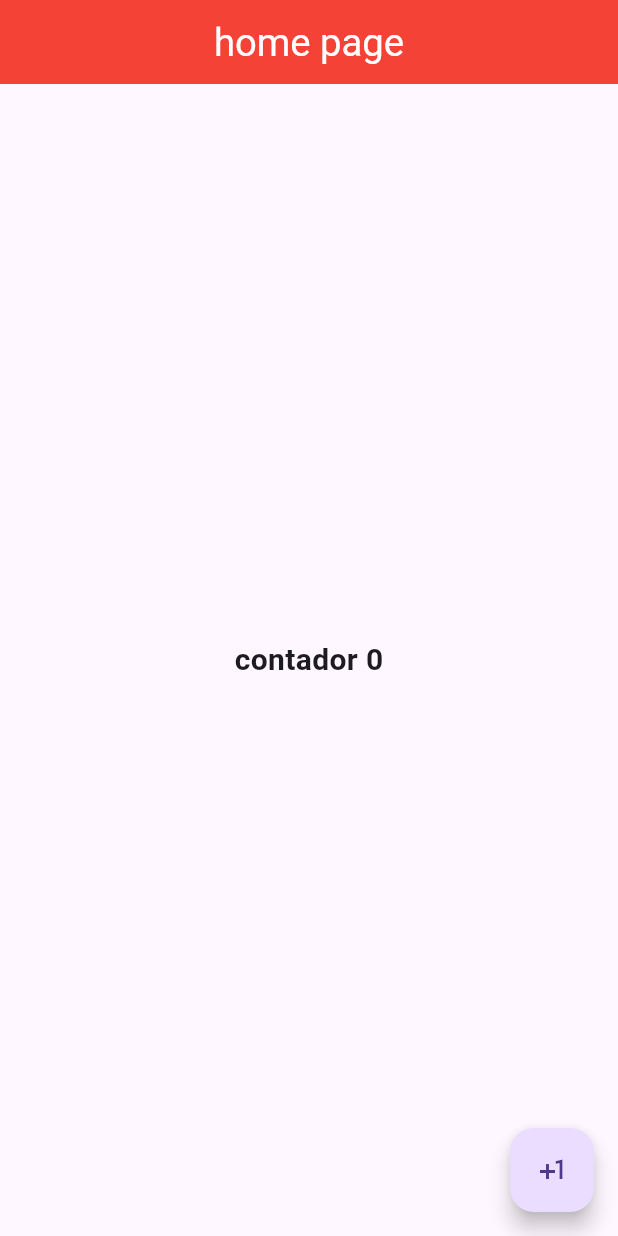
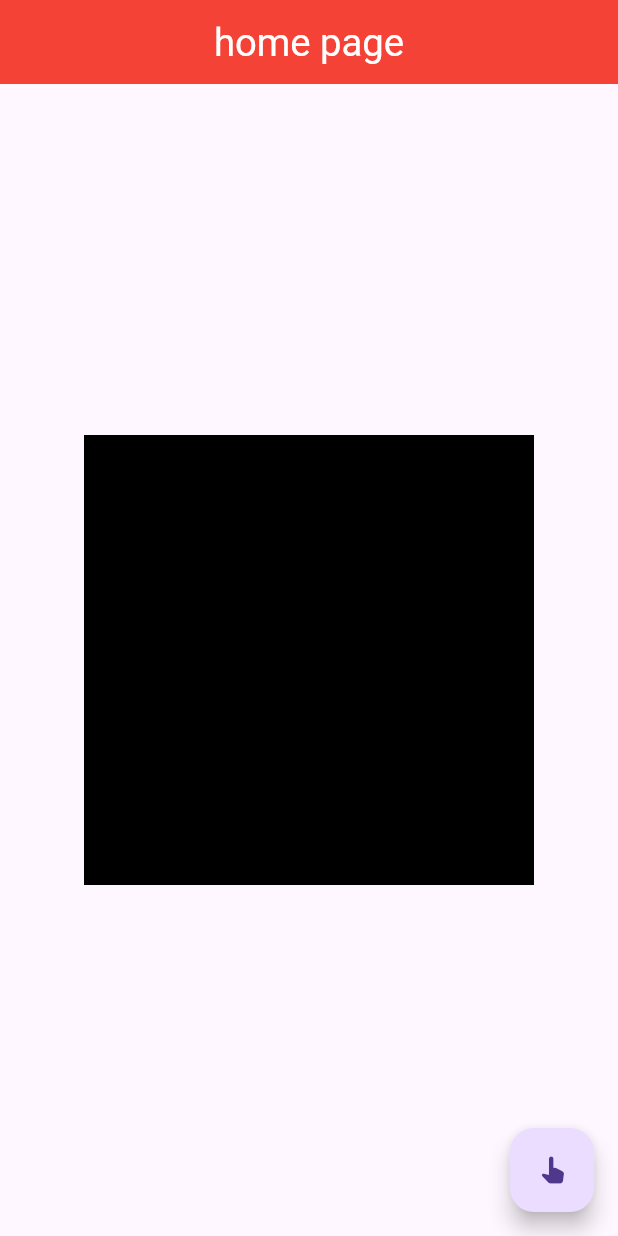
Before and after one commit to juan12331/flutter_basics, a Flutter app: the screen it shows after launch, on a phone screen of 412 x 824 dp. Run offline on Flutter 3.47's test engine with Material 3 defaults, Android fonts, the phone set to English and light mode, and no system bars.

Commit message:
Criando janela que muda de cor (muito legal, só pra variar)

```diff
--- a/flutter_basics/lib/pages/home.dart
+++ b/flutter_basics/lib/pages/home.dart
@@ -1,14 +1,25 @@
 import 'package:flutter/material.dart';
+import 'dart:math';
+
+
+void main() {
+
+}
 
 class Home extends StatefulWidget {
   const Home({super.key});
 
   @override
   State<Home> createState() => _MyWidgetState();
+
 }
 
 class _MyWidgetState extends State<Home> {
   int counter = 0;
+  int counter2 = 0;
+  int counter3 = 0;
+  int counter4 = 0;
+
 
   @override
   Widget build(BuildContext context) {
@@ -18,35 +29,68 @@ class _MyWidgetState extends State<Home> {
         title: Center(
           child: Text(
             "home page",
-             style:TextStyle(
-              fontSize: 25.5,
-              color: Colors.white
-             ) ),
+            style: TextStyle(fontSize: 25.5, color: Colors.white),
+          ),
+        ),
+      ),
+      body: Center( // Centraliza o conteúdo
+        child: Container(
+          width: 300, // Duplicado
+          height: 300, // Duplicado
+          color: Colors.black,
+          child: Center( // Centraliza o stack dentro do container
+            child: Container(
+              width: 240, // Duplicado
+              height: 240, // Duplicado
+              color: Colors.black,
+              child: Stack(
+                children: [
+                  Container(
+                    width: 110, // Duplicado
+                    height: 110, // Duplicado
+                    color:  Color.fromARGB(255, counter3, counter2, counter),
+                  ),
+                  Align(
+                    alignment: Alignment.topRight,
+                    child: Container(
+                      width: 110, // Duplicado
+                      height: 110, // Duplicado
+                      color:  Color.fromARGB(255, counter, counter2, counter4),
+                    ),
+                  ),
+                  Align(
+                    alignment: Alignment.bottomLeft,
+                    child: Container(
+                      width: 110, // Duplicado
+                      height: 110, // Duplicado
+                      color:  Color.fromARGB(255, counter3, counter, counter4),
+                    ),
+                  ),
+                  Align(
+                    alignment: Alignment.bottomRight,
+                    child: Container(
+                      width: 110, // Duplicado
+                      height: 110, // Duplicado
+                      color: Color.fromARGB(255, counter2, counter3, counter4),
+                    ),
+                  ),
+                ],
+              ),
+            ),
+          ),
         ),
       ),
       floatingActionButton: FloatingActionButton(
-        child: Icon(Icons.plus_one),
+        child: Icon(Icons.pan_tool_alt_rounded),
         onPressed: () {
-        setState(() {
-          counter++;
-        }
-        );
-      }),
-      body: Center(
-        child: GestureDetector(
-          child: Text(
-            'contador ${counter}',
-            style: TextStyle(
-              fontWeight: FontWeight.bold,
-              fontSize: 20,
-            ),
-          ),
-          onTap: () {
-            print('click ${counter}');
-              Navigator.pushNamed(context, "/login");
-
-          },
-        ),
+          print(counter);
+          setState(() {
+            counter = Random().nextInt(256);
+            counter2 = Random().nextInt(256);
+            counter3 = Random().nextInt(256);
+            counter4 = Random().nextInt(256);
+          });
+        },
       ),
     );
   }
```
